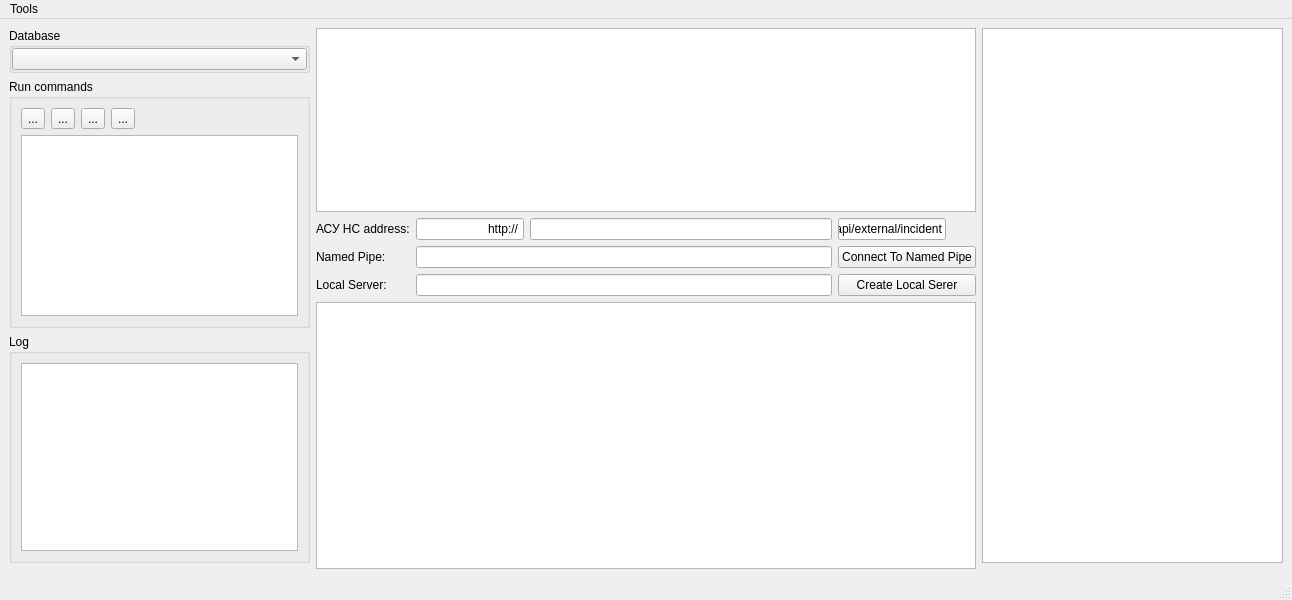
The window that mainwindow.ui (phetaduck/SqlViewGenerator) describes before a commit, drawn with Qt 5.
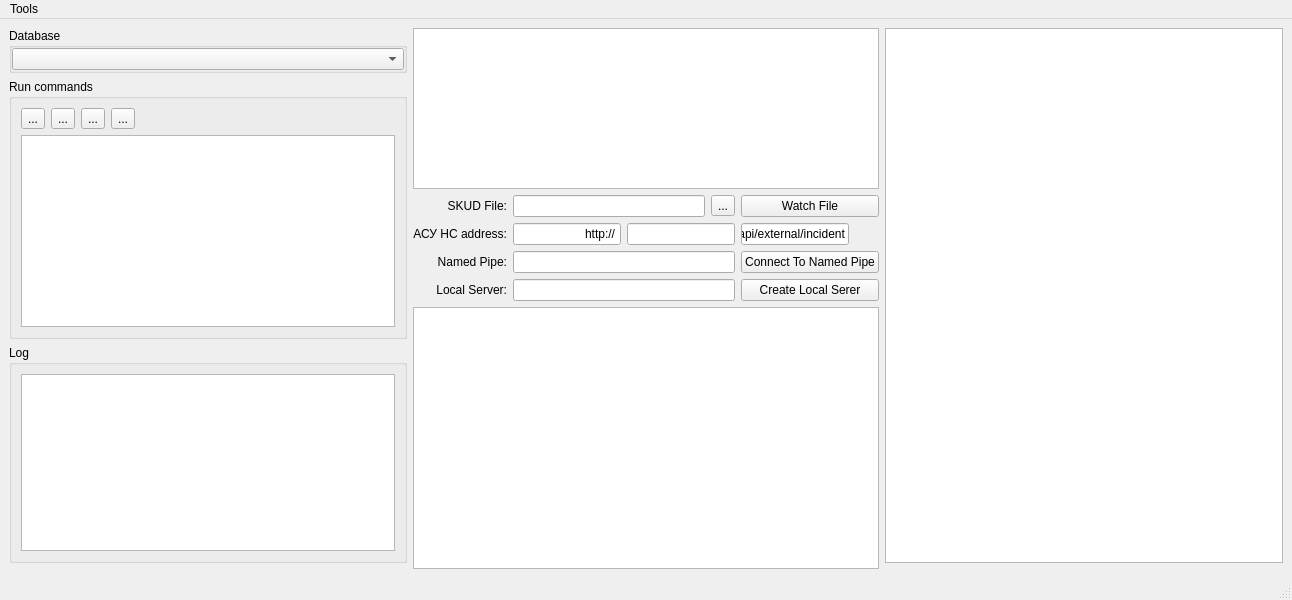
The same window after the commit. Icons and pictures are not drawn. Custom widgets are drawn as their Qt base class.

What changed in the file:
```diff
--- a/mainwindow.ui
+++ b/mainwindow.ui
@@ -15,30 +15,76 @@
   </property>
   <widget class="QWidget" name="centralwidget">
    <layout class="QGridLayout" name="gridLayout">
+    <item row="3" column="1">
+     <widget class="QLabel" name="lb_WatchFile">
+      <property name="text">
+       <string>SKUD File:</string>
+      </property>
+      <property name="alignment">
+       <set>Qt::AlignRight|Qt::AlignTrailing|Qt::AlignVCenter</set>
+      </property>
+     </widget>
+    </item>
     <item row="5" column="1">
-     <widget class="QLabel" name="lb_Server">
+     <widget class="QLabel" name="lb_Pipe">
       <property name="text">
-       <string>Local Server:</string>
+       <string>Named Pipe:</string>
       </property>
+      <property name="alignment">
+       <set>Qt::AlignRight|Qt::AlignTrailing|Qt::AlignVCenter</set>
+      </property>
      </widget>
     </item>
-    <item row="0" column="1" rowspan="3" colspan="4">
-     <widget class="SqlListWidget" name="listWidget">
+    <item row="8" column="0">
+     <widget class="QGroupBox" name="gb_Log">
+      <property name="title">
+       <string>Log</string>
+      </property>
+      <layout class="QVBoxLayout" name="verticalLayout">
+       <item>
+        <widget class="QPlainTextEdit" name="pte_Log"/>
+       </item>
+      </layout>
+     </widget>
+    </item>
+    <item row="6" column="5">
+     <widget class="QPushButton" name="pb_CreateServer">
+      <property name="text">
+       <string>Create Local Serer</string>
+      </property>
+     </widget>
+    </item>
+    <item row="5" column="5">
+     <widget class="QPushButton" name="pb_connectPipe">
+      <property name="text">
+       <string>Connect To Named Pipe</string>
+      </property>
+     </widget>
+    </item>
+    <item row="4" column="1">
+     <widget class="QLabel" name="lb_RemoteAddress">
+      <property name="text">
+       <string>АСУ НС address:</string>
+      </property>
+      <property name="alignment">
+       <set>Qt::AlignRight|Qt::AlignTrailing|Qt::AlignVCenter</set>
+      </property>
+     </widget>
+    </item>
+    <item row="4" column="5">
+     <widget class="QLineEdit" name="le_RemoteApi">
       <property name="sizePolicy">
-       <sizepolicy hsizetype="Preferred" vsizetype="Expanding">
+       <sizepolicy hsizetype="Maximum" vsizetype="Fixed">
         <horstretch>0</horstretch>
         <verstretch>0</verstretch>
        </sizepolicy>
       </property>
-      <property name="alternatingRowColors">
-       <bool>true</bool>
-      </property>
-      <property name="uniformItemSizes">
-       <bool>true</bool>
+      <property name="text">
+       <string>/api/external/incident</string>
       </property>
      </widget>
     </item>
-    <item row="1" column="0" rowspan="6">
+    <item row="1" column="0" rowspan="7">
      <widget class="QGroupBox" name="gb_RunCOmmands">
       <property name="sizePolicy">
        <sizepolicy hsizetype="Expanding" vsizetype="Preferred">
@@ -131,7 +177,30 @@
       </layout>
      </widget>
     </item>
-    <item row="6" column="1" rowspan="3" colspan="4">
+    <item row="0" column="1" rowspan="3" colspan="5">
+     <widget class="SqlListWidget" name="listWidget">
+      <property name="sizePolicy">
+       <sizepolicy hsizetype="Preferred" vsizetype="Expanding">
+        <horstretch>0</horstretch>
+        <verstretch>0</verstretch>
+       </sizepolicy>
+      </property>
+      <property name="alternatingRowColors">
+       <bool>true</bool>
+      </property>
+      <property name="uniformItemSizes">
+       <bool>true</bool>
+      </property>
+     </widget>
+    </item>
+    <item row="3" column="5">
+     <widget class="QPushButton" name="pb_WatchFile">
+      <property name="text">
+       <string>Watch File</string>
+      </property>
+     </widget>
+    </item>
+    <item row="7" column="1" rowspan="3" colspan="5">
      <widget class="QTableView" name="tv_SelectedTableContents">
       <property name="sizePolicy">
        <sizepolicy hsizetype="Preferred" vsizetype="Expanding">
@@ -141,15 +210,8 @@
       </property>
      </widget>
     </item>
-    <item row="4" column="1">
-     <widget class="QLabel" name="lb_Pipe">
-      <property name="text">
-       <string>Named Pipe:</string>
-      </property>
-     </widget>
-    </item>
-    <item row="3" column="4">
-     <widget class="QLineEdit" name="le_RemoteApi">
+    <item row="4" column="2">
+     <widget class="QLineEdit" name="le_Protocol">
       <property name="sizePolicy">
        <sizepolicy hsizetype="Maximum" vsizetype="Fixed">
         <horstretch>0</horstretch>
@@ -157,50 +219,10 @@
        </sizepolicy>
       </property>
       <property name="text">
-       <string>/api/external/incident</string>
+       <string>http://</string>
       </property>
-     </widget>
-    </item>
-    <item row="0" column="5" rowspan="8">
-     <widget class="QTextEdit" name="te_Output">
-      <property name="sizePolicy">
-       <sizepolicy hsizetype="Expanding" vsizetype="Expanding">
-        <horstretch>0</horstretch>
-        <verstretch>0</verstretch>
-       </sizepolicy>
-      </property>
-     </widget>
-    </item>
-    <item row="5" column="4">
-     <widget class="QPushButton" name="pb_CreateServer">
-      <property name="text">
-       <string>Create Local Serer</string>
-      </property>
-     </widget>
-    </item>
-    <item row="7" column="0">
-     <widget class="QGroupBox" name="gb_Log">
-      <property name="title">
-       <string>Log</string>
-      </property>
-      <layout class="QVBoxLayout" name="verticalLayout">
-       <item>
-        <widget class="QPlainTextEdit" name="pte_Log"/>
-       </item>
-      </layout>
-     </widget>
-    </item>
-    <item row="3" column="1">
-     <widget class="QLabel" name="lb_RemoteAddress">
-      <property name="text">
-       <string>АСУ НС address:</string>
-      </property>
-     </widget>
-    </item>
-    <item row="4" column="4">
-     <widget class="QPushButton" name="pb_connectPipe">
-      <property name="text">
-       <string>Connect To Named Pipe</string>
+      <property name="alignment">
+       <set>Qt::AlignRight|Qt::AlignTrailing|Qt::AlignVCenter</set>
       </property>
      </widget>
     </item>
@@ -244,37 +266,61 @@
       </layout>
      </widget>
     </item>
-    <item row="3" column="3">
+    <item row="6" column="1">
+     <widget class="QLabel" name="lb_Server">
+      <property name="text">
+       <string>Local Server:</string>
+      </property>
+      <property name="alignment">
+       <set>Qt::AlignRight|Qt::AlignTrailing|Qt::AlignVCenter</set>
+      </property>
+     </widget>
+    </item>
+    <item row="0" column="6" rowspan="9">
+     <widget class="QTextEdit" name="te_Output">
+      <property name="sizePolicy">
+       <sizepolicy hsizetype="Expanding" vsizetype="Expanding">
+        <horstretch>0</horstretch>
+        <verstretch>0</verstretch>
+       </sizepolicy>
+      </property>
+     </widget>
+    </item>
+    <item row="3" column="2" colspan="2">
+     <widget class="QLineEdit" name="le_WatchFile"/>
+    </item>
+    <item row="3" column="4">
+     <widget class="QToolButton" name="tb_OpenWatchFile">
+      <property name="text">
+       <string>...</string>
+      </property>
+      <property name="icon">
+       <iconset resource="images.qrc">
+        <normaloff>:/img/res/round_folder_open_black_24dp.png</normaloff>:/img/res/round_folder_open_black_24dp.png</iconset>
+      </property>
+      <property name="iconSize">
+       <size>
+        <width>24</width>
+        <height>24</height>
+       </size>
+      </property>
+     </widget>
+    </item>
+    <item row="4" column="3" colspan="2">
      <widget class="QLineEdit" name="le_RemoteAddress">
       <property name="alignment">
        <set>Qt::AlignCenter</set>
       </property>
      </widget>
     </item>
-    <item row="3" column="2">
-     <widget class="QLineEdit" name="le_Protocol">
-      <property name="sizePolicy">
-       <sizepolicy hsizetype="Maximum" vsizetype="Fixed">
-        <horstretch>0</horstretch>
-        <verstretch>0</verstretch>
-       </sizepolicy>
-      </property>
-      <property name="text">
-       <string>http://</string>
-      </property>
-      <property name="alignment">
-       <set>Qt::AlignRight|Qt::AlignTrailing|Qt::AlignVCenter</set>
-      </property>
-     </widget>
-    </item>
-    <item row="4" column="2" colspan="2">
+    <item row="5" column="2" colspan="3">
      <widget class="QLineEdit" name="le_pipeName">
       <property name="text">
        <string/>
       </property>
      </widget>
     </item>
-    <item row="5" column="2" colspan="2">
+    <item row="6" column="2" colspan="3">
      <widget class="QLineEdit" name="le_LocalServer">
       <property name="text">
        <string/>
```
